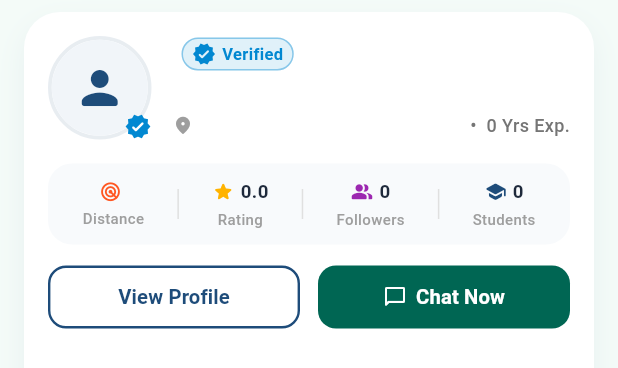
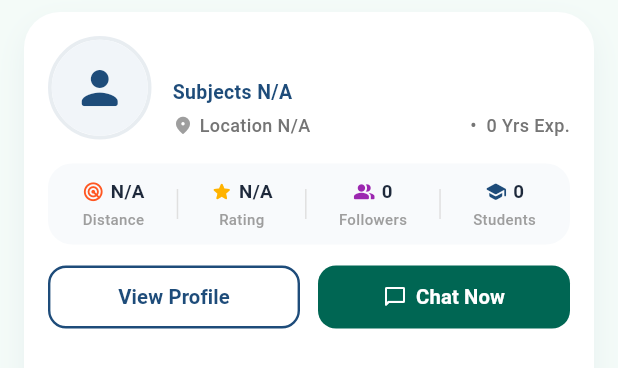
Before and after one commit to imran56-git/imran_app, a Flutter app: the TeacherCardWidget widget shown alone on an empty page, opened directly with empty values, on a phone screen of 412 x 824 dp. Shown: the top 368 px of the screen. Run offline on Flutter 3.47's test engine with Material 3 defaults, Android fonts, the phone set to English and light mode, and no system bars; our stand-ins replace animate_do, audioplayers, cloud_firestore, equatable, file_picker, firebase_auth and 14 more; missing offline and left inert: flutter_sound, jitsi_meet_flutter_sdk; accounts and stored records are empty.

Commit message:
Update teacher_card_widget.dart

```diff
--- a/lib/widgets/teacher_card_widget.dart
+++ b/lib/widgets/teacher_card_widget.dart
@@ -14,7 +14,8 @@ class TeacherCardWidget extends StatelessWidget {
   final double rating;
   final String locationText;
   final String calculatedDistance;
-  final String highestBadgeType; // 'master', 'golden', 'verified'
+  final String? highestBadgeType; // 'master', 'golden', 'verified' অথবা null/empty
+  final bool isVerified; // ডাইনামিক ভেরিফিকেশন চেক
   final VoidCallback onChatPressed;
   final VoidCallback? onProfilePressed;
   final VoidCallback? onMapPressed;
@@ -33,7 +34,8 @@ class TeacherCardWidget extends StatelessWidget {
     required this.rating,
     required this.locationText,
     required this.calculatedDistance,
-    this.highestBadgeType = 'verified',
+    this.highestBadgeType, // ডিফল্ট 'verified' সরাতে হবে যাতে ভুয়া ব্যাজ না দেখায়
+    this.isVerified = false,
     required this.onChatPressed,
     this.onProfilePressed,
     this.onMapPressed,
@@ -92,6 +94,18 @@ class TeacherCardWidget extends StatelessWidget {
       padding: const EdgeInsets.all(40),
       child: const Icon(Icons.person_rounded, size: 80, color: Color(0xFF1E4C7A)),
     );
+  }
+
+  // ব্যাজ দেখাবে কি না যাচাই করার মেথড
+  bool get _shouldShowBadge {
+    return isVerified || (highestBadgeType != null && highestBadgeType!.isNotEmpty);
+  }
+
+  String get _effectiveBadgeType {
+    if (highestBadgeType != null && highestBadgeType!.isNotEmpty) {
+      return highestBadgeType!;
+    }
+    return 'verified';
   }
 
   @override
@@ -154,8 +168,10 @@ class TeacherCardWidget extends StatelessWidget {
                                       : null,
                                 ),
                               ),
+                              // শুধুমাত্র ভেরিফাইড হলে বা ব্যাজ থাকলে ছবির নিচে ব্যাজ দেখাবে
+                              if (_shouldShowBadge)
                                 TeacherBadgeWidget(
-                                badgeType: highestBadgeType,
+                                  badgeType: _effectiveBadgeType,
                                   style: BadgeStyle.iconOnly,
                                   iconSize: 18,
                                 ),
@@ -188,8 +204,10 @@ class TeacherCardWidget extends StatelessWidget {
                                         ),
                                       ),
                                       const SizedBox(width: 6),
+                                      // শুধুমাত্র ভেরিফাইড হলেই নামের পাশে টেক্সট ব্যাজ দেখাবে
+                                      if (_shouldShowBadge)
                                         TeacherBadgeWidget(
-                                        badgeType: highestBadgeType,
+                                          badgeType: _effectiveBadgeType,
                                           style: BadgeStyle.compact,
                                         ),
                                     ],
@@ -216,7 +234,7 @@ class TeacherCardWidget extends StatelessWidget {
                             ),
                             const SizedBox(height: 4),
                             Text(
-                              subject,
+                              subject.isNotEmpty ? subject : 'Subjects N/A',
                               maxLines: 1,
                               overflow: TextOverflow.ellipsis,
                               style: const TextStyle(
@@ -233,7 +251,7 @@ class TeacherCardWidget extends StatelessWidget {
                                 const SizedBox(width: 4),
                                 Expanded(
                                   child: Text(
-                                    locationText,
+                                    locationText.isNotEmpty ? locationText : 'Location N/A',
                                     maxLines: 1,
                                     overflow: TextOverflow.ellipsis,
                                     style: TextStyle(
@@ -271,12 +289,14 @@ class TeacherCardWidget extends StatelessWidget {
                       mainAxisAlignment: MainAxisAlignment.spaceAround,
                       children: [
                         _buildMetaInfoItem(
-                            Icons.radar_rounded, calculatedDistance, "Distance",
+                            Icons.radar_rounded,
+                            calculatedDistance.isNotEmpty ? calculatedDistance : 'N/A',
+                            "Distance",
                             iconColor: Colors.deepOrange),
                         _buildMetaInfoDivider(),
                         _buildMetaInfoItem(
                             Icons.star_rounded,
-                            rating.toStringAsFixed(1),
+                            rating > 0 ? rating.toStringAsFixed(1) : 'N/A',
                             "Rating",
                             iconColor: const Color(0xFFFFB300)),
                         _buildMetaInfoDivider(),
@@ -297,6 +317,7 @@ class TeacherCardWidget extends StatelessWidget {
                   const SizedBox(height: 14),
                   Row(
                     children: [
+                      // Profile Button
                       Expanded(
                         child: SizedBox(
                           height: 42,
@@ -321,6 +342,7 @@ class TeacherCardWidget extends StatelessWidget {
                         ),
                       ),
                       const SizedBox(width: 12),
+                      // Chat Now Button (Direct Navigation)
                       Expanded(
                         child: SizedBox(
                           height: 42,
```
Lines whose indentation alone changed are shown as unchanged.
